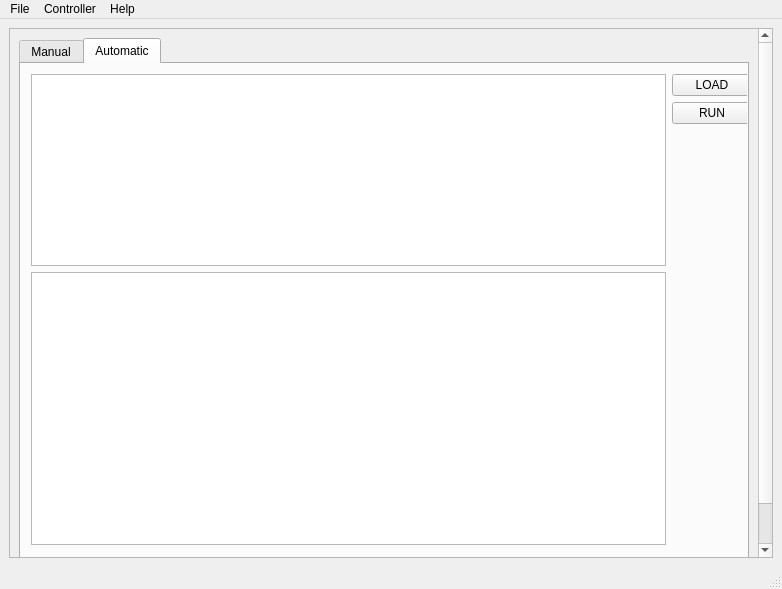
The window that robko01/tasks/task_ui_qt/ui/main.ui (robko01/pyrobko01) describes before a commit, drawn with Qt 5.
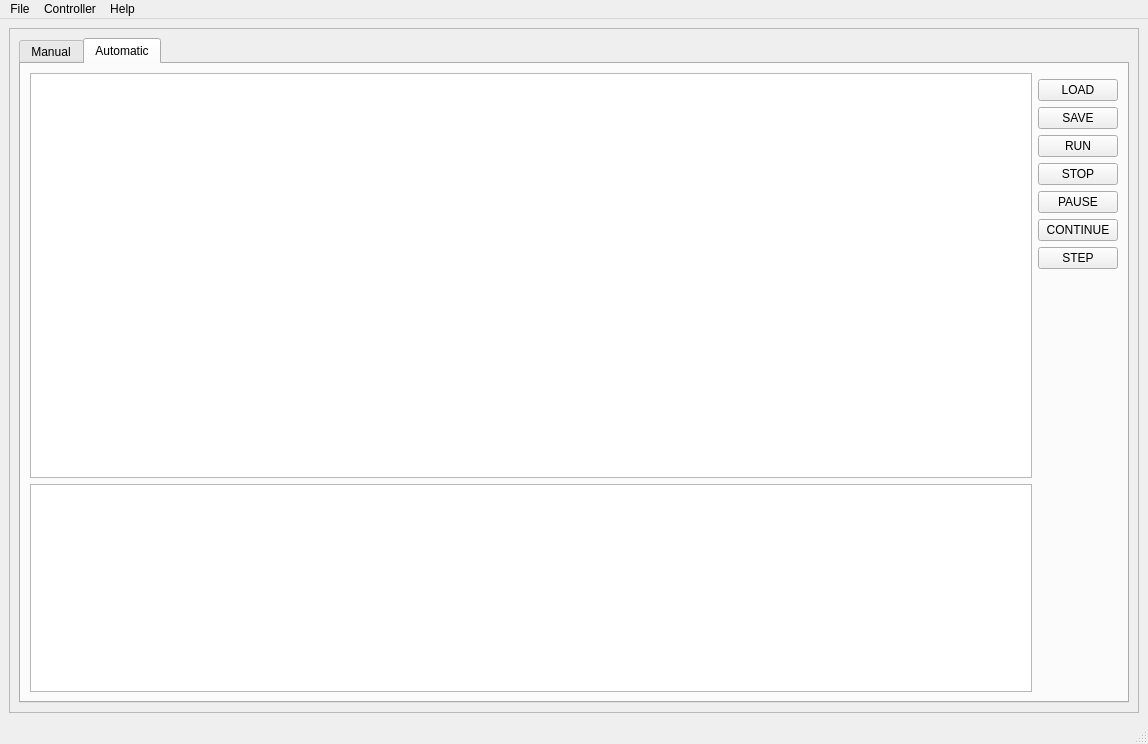
The same window after the commit. The open tabs and pages were chosen to show the change.

Commit message: Fix typo and add buttons

Patch:
```diff
--- a/robko01/tasks/task_ui_qt/ui/main.ui
+++ b/robko01/tasks/task_ui_qt/ui/main.ui
@@ -6,8 +6,8 @@
    <rect>
     <x>0</x>
     <y>0</y>
-    <width>782</width>
-    <height>589</height>
+    <width>1148</width>
+    <height>744</height>
    </rect>
   </property>
   <property name="windowTitle">
@@ -25,8 +25,8 @@
         <rect>
          <x>0</x>
          <y>0</y>
-         <width>745</width>
-         <height>552</height>
+         <width>1128</width>
+         <height>683</height>
         </rect>
        </property>
        <layout class="QGridLayout" name="gridLayout_2">
@@ -1070,27 +1070,25 @@
            <attribute name="title">
             <string>Automatic</string>
            </attribute>
-           <widget class="QWidget" name="gridLayoutWidget">
-            <property name="geometry">
-             <rect>
-              <x>10</x>
-              <y>10</y>
-              <width>721</width>
-              <height>471</height>
-             </rect>
-            </property>
             <layout class="QGridLayout" name="gridLayout_5">
-             <item row="1" column="0" rowspan="5">
+            <item row="10" column="0">
+             <widget class="QTextEdit" name="teResult"/>
+            </item>
+            <item row="4" column="1">
+             <widget class="QPushButton" name="pbRunProgram">
+              <property name="text">
+               <string>RUN</string>
+              </property>
+             </widget>
+            </item>
+            <item row="1" column="0" rowspan="9">
               <widget class="QTextEdit" name="teCode">
                <property name="placeholderText">
                 <string/>
                </property>
               </widget>
              </item>
-             <item row="6" column="0">
-              <widget class="QTextEdit" name="teResult"/>
-             </item>
-             <item row="5" column="1" rowspan="2">
+            <item row="9" column="1">
               <spacer name="verticalSpacer">
                <property name="orientation">
                 <enum>Qt::Vertical</enum>
@@ -1103,22 +1101,62 @@
                </property>
               </spacer>
              </item>
-             <item row="1" column="1">
+            <item row="10" column="1">
+             <spacer name="verticalSpacer_2">
+              <property name="orientation">
+               <enum>Qt::Vertical</enum>
+              </property>
+              <property name="sizeHint" stdset="0">
+               <size>
+                <width>20</width>
+                <height>40</height>
+               </size>
+              </property>
+             </spacer>
+            </item>
+            <item row="2" column="1">
               <widget class="QPushButton" name="pbLoadProgram">
                <property name="text">
                 <string>LOAD</string>
                </property>
               </widget>
              </item>
-             <item row="2" column="1">
-              <widget class="QPushButton" name="pbRunProgram">
+            <item row="7" column="1">
+             <widget class="QPushButton" name="pbContinueProgram">
                <property name="text">
-                <string>RUN</string>
+               <string>CONTINUE</string>
+              </property>
+             </widget>
+            </item>
+            <item row="3" column="1">
+             <widget class="QPushButton" name="pbSaveProgram">
+              <property name="text">
+               <string>SAVE</string>
+              </property>
+             </widget>
+            </item>
+            <item row="5" column="1">
+             <widget class="QPushButton" name="pbStopProgram">
+              <property name="text">
+               <string>STOP</string>
+              </property>
+             </widget>
+            </item>
+            <item row="6" column="1">
+             <widget class="QPushButton" name="pbPauseProgram">
+              <property name="text">
+               <string>PAUSE</string>
+              </property>
+             </widget>
+            </item>
+            <item row="8" column="1">
+             <widget class="QPushButton" name="pbStepProgram">
+              <property name="text">
+               <string>STEP</string>
                </property>
               </widget>
              </item>
             </layout>
-           </widget>
           </widget>
          </widget>
         </item>
@@ -1133,7 +1171,7 @@
     <rect>
      <x>0</x>
      <y>0</y>
-     <width>782</width>
+     <width>1148</width>
      <height>21</height>
     </rect>
    </property>
```
Left out of the diff: 8 changed lines with no effect on the pictures. Lines whose indentation alone changed are shown as unchanged.
